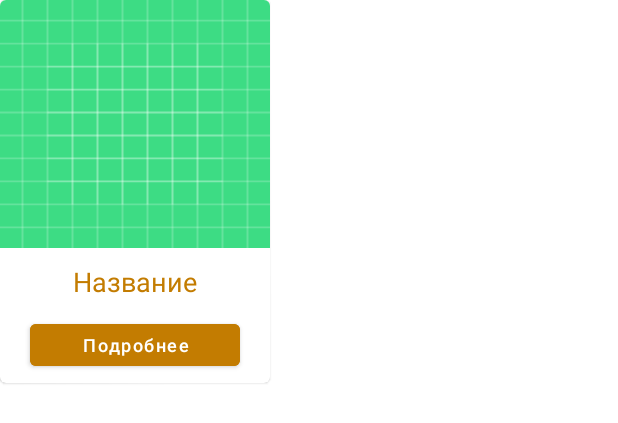
After one commit to frankuzifr/CinemaCollection, an Android app: the layout film_view_card.xml on its own in the app's theme, with its tools: preview values and no code run, on a phone screen of 412 x 824 dp. The commit adds this screen. Shown: the top 423 px of the screen. Run offline under Robolectric (Android 15) with nearby library versions, the phone set to English and light mode, and no system bars.

Commit message:
Added film card view

```diff
--- a/app/build.gradle
+++ b/app/build.gradle
@@ -29,6 +29,10 @@ android {
     kotlinOptions {
         jvmTarget = '1.8'
     }
+
+    buildFeatures {
+        viewBinding = true
+    }
 }
 
 dependencies {
--- /dev/null
+++ b/app/src/main/res/layout/film_view_card.xml
@@ -0,0 +1,58 @@
+<?xml version="1.0" encoding="utf-8"?>
+<com.google.android.material.card.MaterialCardView
+    xmlns:android="http://schemas.android.com/apk/res/android"
+    xmlns:tools="http://schemas.android.com/tools"
+    xmlns:app="http://schemas.android.com/apk/res-auto"
+    android:id="@+id/film_card"
+    android:layout_width="wrap_content"
+    android:layout_height="wrap_content"
+    android:padding="10dp"
+    >
+
+    <androidx.constraintlayout.widget.ConstraintLayout
+        android:layout_width="match_parent"
+        android:layout_height="match_parent"
+        >
+
+        <ImageView
+            android:id="@+id/film_image"
+            android:layout_width="180dp"
+            android:layout_height="165dp"
+            android:background="@drawable/ic_launcher_background"
+            app:layout_constraintTop_toTopOf="parent"
+            app:layout_constraintStart_toStartOf="parent"
+            app:layout_constraintEnd_toEndOf="parent"
+            />
+
+        <TextView
+            android:id="@+id/film_title_label"
+            android:layout_width="wrap_content"
+            android:layout_height="wrap_content"
+            tools:text="Название"
+            android:textSize="18sp"
+            android:textColor="@color/orange"
+            android:layout_marginTop="10dp"
+            app:layout_constraintTop_toBottomOf="@id/film_image"
+            app:layout_constraintStart_toStartOf="parent"
+            app:layout_constraintEnd_toEndOf="parent"
+            />
+
+        <Button
+            android:id="@+id/film_more_button"
+            android:layout_width="140dp"
+            android:layout_height="40dp"
+            android:layout_marginTop="10dp"
+            android:layout_marginBottom="5dp"
+            android:text="@string/more"
+            android:backgroundTint="@color/orange"
+            android:textSize="12sp"
+            android:textAllCaps="false"
+            app:layout_constraintTop_toBottomOf="@id/film_title_label"
+            app:layout_constraintBottom_toBottomOf="parent"
+            app:layout_constraintStart_toStartOf="parent"
+            app:layout_constraintEnd_toEndOf="parent"
+            />
+
+    </androidx.constraintlayout.widget.ConstraintLayout>
+
+</com.google.android.material.card.MaterialCardView>
--- a/app/src/main/res/values/colors.xml
+++ b/app/src/main/res/values/colors.xml
@@ -7,4 +7,5 @@
     <color name="teal_700">#FF018786</color>
     <color name="black">#FF000000</color>
     <color name="white">#FFFFFFFF</color>
+    <color name="orange">#C37C01</color>
 </resources>
--- a/app/src/main/res/values/strings.xml
+++ b/app/src/main/res/values/strings.xml
@@ -1,3 +1,4 @@
 <resources>
     <string name="app_name">CinemaCollection</string>
+    <string name="more">Подробнее</string>
 </resources>
--- a/app/src/main/res/values/themes.xml
+++ b/app/src/main/res/values/themes.xml
@@ -2,8 +2,8 @@
     <!-- Base application theme. -->
     <style name="Theme.CinemaCollection" parent="Theme.MaterialComponents.DayNight.DarkActionBar">
         <!-- Primary brand color. -->
-        <item name="colorPrimary">@color/purple_500</item>
-        <item name="colorPrimaryVariant">@color/purple_700</item>
+        <item name="colorPrimary">@color/orange</item>
+        <item name="colorPrimaryVariant">@color/orange</item>
         <item name="colorOnPrimary">@color/white</item>
         <!-- Secondary brand color. -->
         <item name="colorSecondary">@color/teal_200</item>
```
Also changed, not shown: app/src/main/java/space/frankuzi/cinemacollection/MainActivity.kt (+17 -1 lines), app/src/main/res/layout/activity_main.xml (+25 -9 lines).
